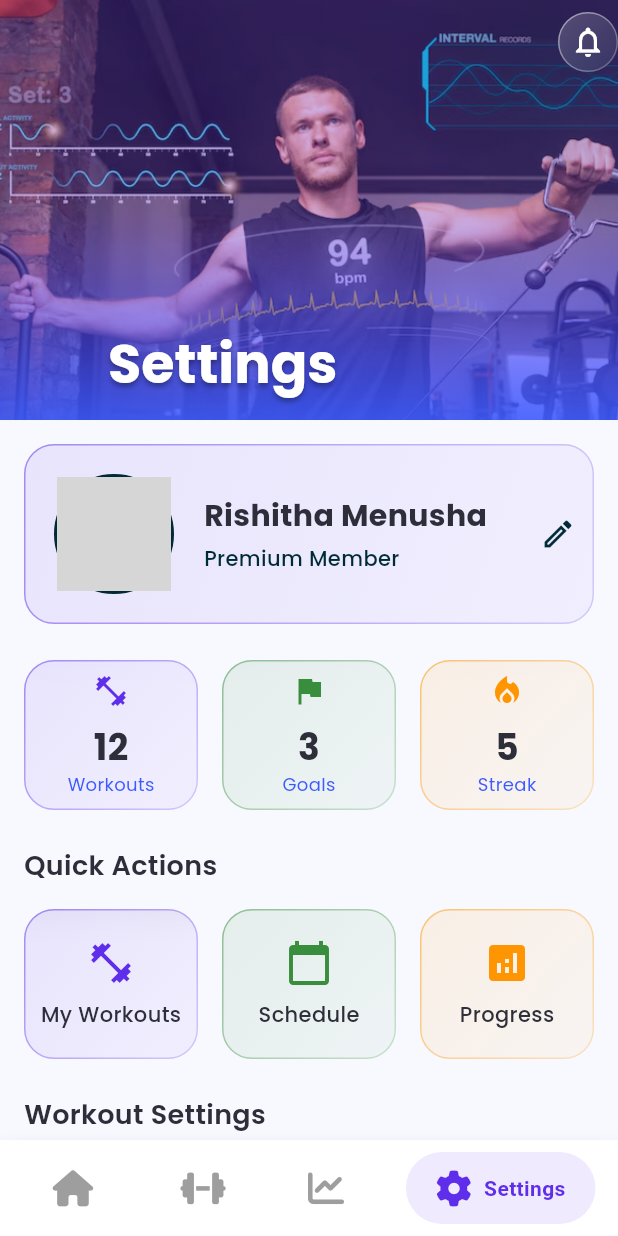
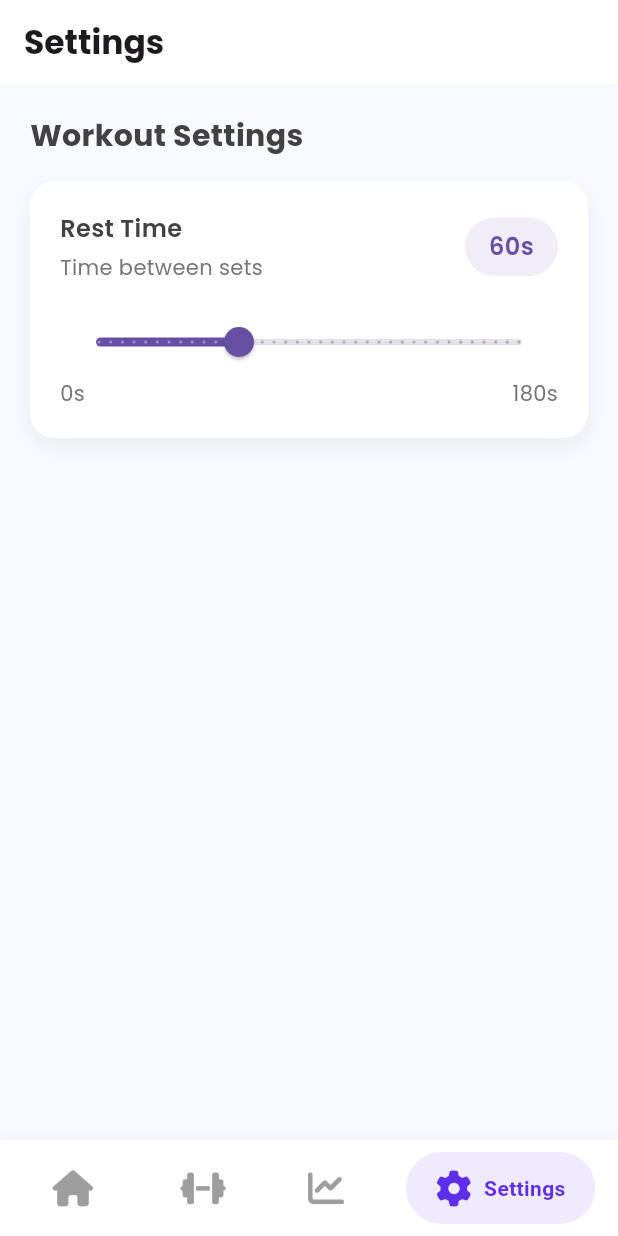
Before and after one commit to rishithamenush/fitnova, a Flutter app: the screen it shows after launch, item 4 of the bottom bar chosen, on a phone screen of 412 x 824 dp. Run offline on Flutter 3.47's test engine with Material 3 defaults, Android fonts, the light colour scheme and no system bars; drawn by our look-alikes of flutter_animate, glassmorphism, google_nav_bar; our stand-ins replace fl_chart, flutter_staggered_animations, flutter_svg, font_awesome_flutter, google_fonts, percent_indicator and 3 more; accounts and stored records are empty; grey boxes are pictures that could not be loaded.

Commit message:
add the settings provider to change time instance

```diff
--- a/lib/main.dart
+++ b/lib/main.dart
@@ -1,11 +1,19 @@
 import 'package:flutter/material.dart';
-import 'package:fitnova/config/app_config.dart';
-import 'package:fitnova/presentation/screens/splash_screen.dart';
+import 'package:provider/provider.dart';
+import 'providers/settings_provider.dart';
+import 'presentation/screens/splash_screen.dart';
 import 'data/repositories/workout_repository_impl.dart';
 import 'presentation/screens/workout_screen.dart';
 
 void main() {
-  runApp(const MyApp());
+  runApp(
+    MultiProvider(
+      providers: [
+        ChangeNotifierProvider(create: (_) => SettingsProvider()),
+      ],
+      child: const MyApp(),
+    ),
+  );
 }
 
 class MyApp extends StatelessWidget {
@@ -14,15 +22,11 @@ class MyApp extends StatelessWidget {
   @override
   Widget build(BuildContext context) {
     return MaterialApp(
-      title: AppConfig.appName,
+      title: 'FitNova',
       debugShowCheckedModeBanner: false,
       theme: ThemeData(
-        colorScheme: ColorScheme.fromSeed(
-          seedColor: Color(AppConfig.primaryColor),
-          primary: Color(AppConfig.primaryColor),
-          secondary: Color(AppConfig.secondaryColor),
-        ),
-        useMaterial3: true,
+        primarySwatch: Colors.blue,
+        visualDensity: VisualDensity.adaptivePlatformDensity,
       ),
       home: const SplashScreen(),
     );
--- a/lib/presentation/screens/settings_screen.dart
+++ b/lib/presentation/screens/settings_screen.dart
@@ -6,6 +6,8 @@ import 'package:glassmorphism/glassmorphism.dart';
 import 'package:flutter_svg/flutter_svg.dart';
 import 'package:shimmer/shimmer.dart';
 import 'package:flutter_staggered_animations/flutter_staggered_animations.dart';
+import 'package:provider/provider.dart';
+import '../../providers/settings_provider.dart';
 
 class SettingsScreen extends StatefulWidget {
   const SettingsScreen({super.key});
@@ -46,143 +48,145 @@ class _SettingsScreenState extends State<SettingsScreen> with SingleTickerProvid
   @override
   Widget build(BuildContext context) {
     return Scaffold(
-      backgroundColor: Color(AppConfig.backgroundColor),
-      body: CustomScrollView(
-        slivers: [
-          SliverAppBar(
-            expandedHeight: 280,
-            floating: false,
-            pinned: true,
-            stretch: true,
-            backgroundColor: Color(AppConfig.primaryColor),
-            actions: [
-              GlassmorphicContainer(
-                width: 40,
-                height: 40,
-                borderRadius: 20,
-                blur: 10,
-                alignment: Alignment.center,
-                border: 1,
-                linearGradient: LinearGradient(
-                  begin: Alignment.topLeft,
-                  end: Alignment.bottomRight,
-                  colors: [
-                    Colors.white.withOpacity(0.2),
-                    Colors.white.withOpacity(0.05),
+      backgroundColor: const Color(0xFFF8F9FE),
+      appBar: AppBar(
+        title: Text(
+          'Settings',
+          style: GoogleFonts.poppins(
+            fontWeight: FontWeight.bold,
+          ),
+        ),
+        backgroundColor: Colors.white,
+        elevation: 0,
+      ),
+      body: Consumer<SettingsProvider>(
+        builder: (context, settings, child) {
+          return ListView(
+            padding: const EdgeInsets.all(20),
+            children: [
+              _buildSection(
+                title: 'Workout Settings',
+                children: [
+                  _buildRestTimeSetting(context, settings),
                 ],
               ),
-                borderGradient: LinearGradient(
-                  begin: Alignment.topLeft,
-                  end: Alignment.bottomRight,
-                  colors: [
-                    Colors.white.withOpacity(0.5),
-                    Colors.white.withOpacity(0.2),
+            ],
+          );
+        },
+      ),
+    );
+  }
+
+  Widget _buildSection({
+    required String title,
+    required List<Widget> children,
+  }) {
+    return Column(
+      crossAxisAlignment: CrossAxisAlignment.start,
+      children: [
+        Text(
+          title,
+          style: GoogleFonts.poppins(
+            fontSize: 20,
+            fontWeight: FontWeight.bold,
+            color: Colors.grey[800],
+          ),
+        ),
+        const SizedBox(height: 16),
+        Container(
+          decoration: BoxDecoration(
+            color: Colors.white,
+            borderRadius: BorderRadius.circular(16),
+            boxShadow: [
+              BoxShadow(
+                color: Colors.black.withOpacity(0.05),
+                blurRadius: 10,
+                offset: const Offset(0, 5),
+              ),
             ],
           ),
-                child: IconButton(
-                  icon: const Icon(Icons.notifications_outlined, color: Colors.white),
-                  onPressed: () {
-                    // TODO: Handle notifications
-                  },
+          child: Column(
+            children: children,
           ),
         ),
       ],
-            flexibleSpace: FlexibleSpaceBar(
-              title: FadeTransition(
-                opacity: _fadeAnimation,
-                child: Text(
-                  'Settings',
+    );
+  }
+
+  Widget _buildRestTimeSetting(BuildContext context, SettingsProvider settings) {
+    return Padding(
+      padding: const EdgeInsets.all(20),
+      child: Column(
+        crossAxisAlignment: CrossAxisAlignment.start,
+        children: [
+          Row(
+            mainAxisAlignment: MainAxisAlignment.spaceBetween,
+            children: [
+              Column(
+                crossAxisAlignment: CrossAxisAlignment.start,
+                children: [
+                  Text(
+                    'Rest Time',
                     style: GoogleFonts.poppins(
-                    fontSize: 24,
-                    fontWeight: FontWeight.bold,
-                    color: Colors.white,
-                    shadows: [
-                      Shadow(
-                        color: Colors.black.withOpacity(0.3),
-                        offset: const Offset(0, 2),
-                        blurRadius: 4,
+                      fontSize: 16,
+                      fontWeight: FontWeight.w600,
+                      color: Colors.grey[800],
+                    ),
+                  ),
+                  const SizedBox(height: 4),
+                  Text(
+                    'Time between sets',
+                    style: GoogleFonts.poppins(
+                      fontSize: 14,
+                      color: Colors.grey[600],
+                    ),
                   ),
                 ],
               ),
+              Container(
+                padding: const EdgeInsets.symmetric(horizontal: 16, vertical: 8),
+                decoration: BoxDecoration(
+                  color: Theme.of(context).primaryColor.withOpacity(0.1),
+                  borderRadius: BorderRadius.circular(20),
                 ),
-              ),
-              background: Stack(
-                fit: StackFit.expand,
-                children: [
-                  // Background Image with Parallax
-                  Image.asset(
-                    'assets/images/settings.png',
-                    fit: BoxFit.cover,
-                  ).animate().fadeIn(duration: 600.ms),
-                  // Gradient Overlay
-                  Container(
-                    decoration: BoxDecoration(
-                      gradient: LinearGradient(
-                        begin: Alignment.topCenter,
-                        end: Alignment.bottomCenter,
-                        colors: [
-                          Color(AppConfig.gradientStart).withOpacity(0.3),
-                          Color(AppConfig.gradientEnd).withOpacity(0.9),
-                        ],
-                        stops: const [0.5, 1.0],
-                      ),
-                    ),
-                  ),
-                  // Decorative Elements
-                  Positioned(
-                    right: -50,
-                    top: -50,
-                    child: Container(
-                      width: 200,
-                      height: 200,
-                      decoration: BoxDecoration(
-                        shape: BoxShape.circle,
-                        gradient: RadialGradient(
-                          colors: [
-                            Color(AppConfig.accentColor).withOpacity(0.2),
-                            Colors.transparent,
-                          ],
-                        ),
+                child: Text(
+                  '${settings.restTime}s',
+                  style: GoogleFonts.poppins(
+                    fontSize: 16,
+                    fontWeight: FontWeight.w600,
+                    color: Theme.of(context).primaryColor,
                   ),
                 ),
               ),
             ],
           ),
+          const SizedBox(height: 16),
+          Slider(
+            value: settings.restTime.toDouble(),
+            min: 0,
+            max: 180,
+            divisions: 36,
+            label: '${settings.restTime}s',
+            onChanged: (value) {
+              settings.setRestTime(value.toInt());
+            },
+          ),
+          Row(
+            mainAxisAlignment: MainAxisAlignment.spaceBetween,
+            children: [
+              Text(
+                '0s',
+                style: GoogleFonts.poppins(
+                  color: Colors.grey[600],
                 ),
               ),
-          SliverToBoxAdapter(
-            child: AnimationLimiter(
-              child: Padding(
-                padding: const EdgeInsets.all(16.0),
-                child: Column(
-                  children: AnimationConfiguration.toStaggeredList(
-                    duration: const Duration(milliseconds: 375),
-                    childAnimationBuilder: (widget) => SlideAnimation(
-                      horizontalOffset: 50.0,
-                      child: FadeInAnimation(
-                        child: widget,
+              Text(
+                '180s',
+                style: GoogleFonts.poppins(
+                  color: Colors.grey[600],
                 ),
               ),
-                    children: [
-                      _buildProfileCard(),
-                      const SizedBox(height: 24),
-                      _buildStatsSection(),
-                      const SizedBox(height: 24),
-                      _buildQuickActionsSection(),
-                      const SizedBox(height: 24),
-                      _buildWorkoutSettingsSection(),
-                      const SizedBox(height: 24),
-                      _buildAppSettingsSection(),
-                      const SizedBox(height: 24),
-                      _buildAccountSupportSection(),
-                      const SizedBox(height: 24),
-                      _buildLogoutButton(),
-                      const SizedBox(height: 24),
             ],
-                  ),
-                ),
-              ),
-            ),
           ),
         ],
       ),
--- /dev/null
+++ b/lib/providers/settings_provider.dart
@@ -0,0 +1,28 @@
+import 'package:flutter/material.dart';
+import 'package:shared_preferences/shared_preferences.dart';
+
+
+class SettingsProvider extends ChangeNotifier {
+  static const String _restTimeKey = 'rest_time';
+  int _restTime = 60; // Default 60 seconds
+
+  SettingsProvider() {
+    _loadSettings();
+  }
+
+  int get restTime => _restTime;
+
+  Future<void> _loadSettings() async {
+    final prefs = await SharedPreferences.getInstance();
+    _restTime = prefs.getInt(_restTimeKey) ?? 60;
+    notifyListeners();
+  }
+
+  Future<void> setRestTime(int seconds) async {
+    if (seconds < 0) return;
+    _restTime = seconds;
+    final prefs = await SharedPreferences.getInstance();
+    await prefs.setInt(_restTimeKey, seconds);
+    notifyListeners();
+  }
+}
```
Also changed, not shown: lib/presentation/screens/active_workout_screen.dart (+75 -1 lines), lib/presentation/widgets/splash_widgets.dart (+24 -11 lines). Lines whose indentation alone changed are shown as unchanged.
